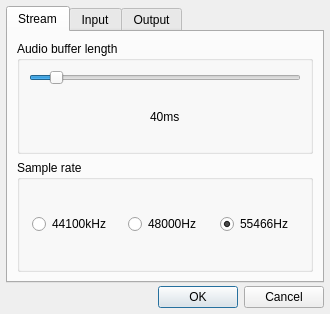
The window that Test-MAME-YM2608/setupdialog.ui (rerrahkr/YM2608-Tone-Editor) describes before a commit, drawn with Qt 5.
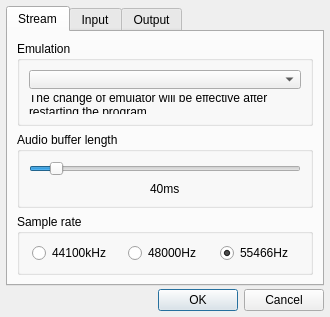
The same window after the commit.

Commit message: Add Nuked OPN-Mod emulation

Patch:
```diff
--- a/Test-MAME-YM2608/setupdialog.ui
+++ b/Test-MAME-YM2608/setupdialog.ui
@@ -45,7 +45,7 @@
        <string>Stream</string>
       </attribute>
       <layout class="QGridLayout" name="gridLayout">
-       <item row="0" column="0">
+       <item row="1" column="0">
         <widget class="QGroupBox" name="durationGroupBox">
          <property name="title">
           <string>Audio buffer length</string>
@@ -77,7 +77,7 @@
          </layout>
         </widget>
        </item>
-       <item row="1" column="0">
+       <item row="2" column="0">
         <widget class="QGroupBox" name="rateGroupBox">
          <property name="title">
           <string>Sample rate</string>
@@ -119,6 +119,28 @@
          </layout>
         </widget>
        </item>
+       <item row="0" column="0">
+        <widget class="QGroupBox" name="emuGroupBox">
+         <property name="title">
+          <string>Emulation</string>
+         </property>
+         <layout class="QVBoxLayout" name="verticalLayout_3">
+          <item>
+           <widget class="QComboBox" name="emuComboBox"/>
+          </item>
+          <item>
+           <widget class="QLabel" name="emuLabel">
+            <property name="text">
+             <string>The change of emulator will be effective after restarting the program.</string>
+            </property>
+            <property name="wordWrap">
+             <bool>true</bool>
+            </property>
+           </widget>
+          </item>
+         </layout>
+        </widget>
+       </item>
       </layout>
      </widget>
      <widget class="QWidget" name="tab_2">
```
Left out of the diff: 1 changed line with no effect on the pictures. The commit also changes 25 other files.
